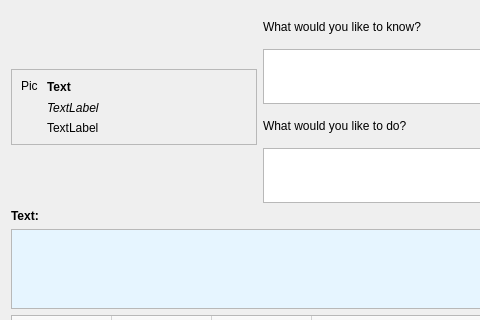
The window that ui/AdvisorWindow.ui (dmzdev/stance) describes before a commit, drawn with Qt 5; both pictures show x 0 to 480 and y 0 to 320 of the 1054 by 600 pixel window.
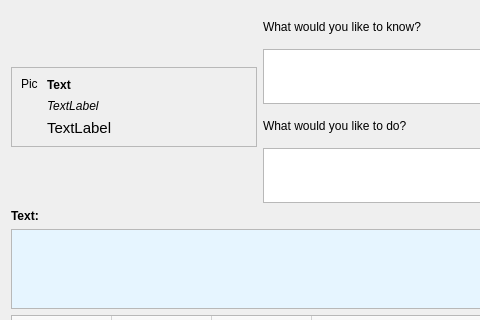
The same window after the commit.

```diff
--- a/ui/AdvisorWindow.ui
+++ b/ui/AdvisorWindow.ui
@@ -154,7 +154,7 @@
             </property>
             <property name="font">
              <font>
-              <pointsize>9</pointsize>
+              <pointsize>11</pointsize>
              </font>
             </property>
             <property name="frameShape">
```
